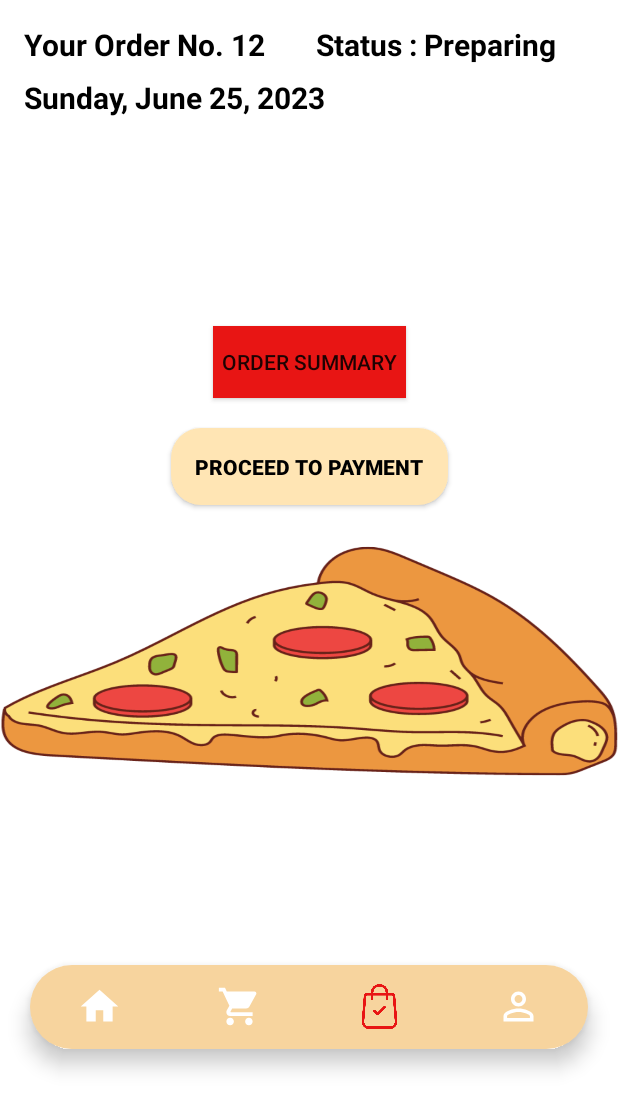
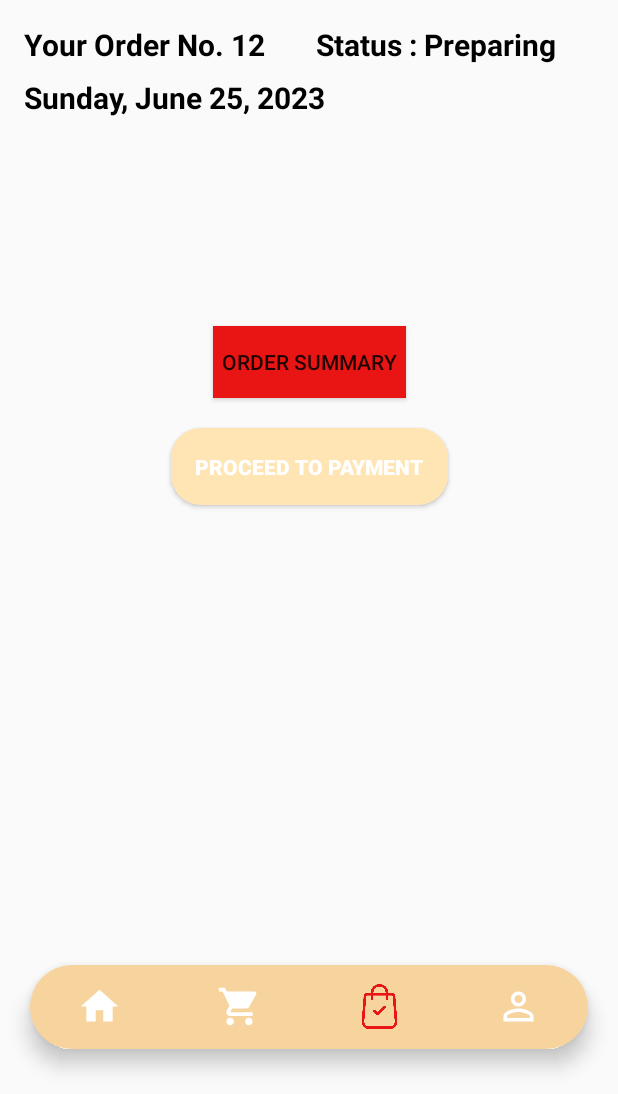
Before and after one commit to varun11192/Pizza-Delivery, an Android app: the OrdersActivity screen opened directly, with no data from a screen before it, on a phone screen of 412 x 824 dp, the part 142-1236 px from its top. Run offline under Robolectric (Android 15) with nearby library versions, the phone set to English and light mode, and no system bars; libraries missing offline, so code that uses them is left out: com.razorpay; 1 statement that could not run was skipped.

Commit message:
home ui problem resolved

```diff
--- a/app/src/main/res/layout/activity_orders.xml
+++ b/app/src/main/res/layout/activity_orders.xml
@@ -5,7 +5,6 @@
     android:layout_width="match_parent"
     android:layout_height="match_parent"
     tools:context=".OrdersActivity"
-    android:background="@drawable/pizzo1"
     >
 
     <TextView
@@ -99,7 +98,7 @@
         android:layout_width="wrap_content"
         android:layout_height="wrap_content"
         android:text="Proceed to Payment"
-        android:textColor="@color/black"
+        android:textColor="@color/white"
         android:layout_marginTop="20dp"
         android:background="@drawable/rounded_corner"
         android:backgroundTint="#FFE5B4"
--- a/app/src/main/res/values/colors.xml
+++ b/app/src/main/res/values/colors.xml
@@ -22,6 +22,7 @@
     <color name="received">#413269</color>
     <color name="textColorPrimary">#212121</color>
     <color name="textColorSecondary">#757575</color>
+    <color name="successGreen">#51D161</color>
 
         <color name="text_color">#1E4175</color>
         <color name="background_color">#ecf0f3</color>
```
